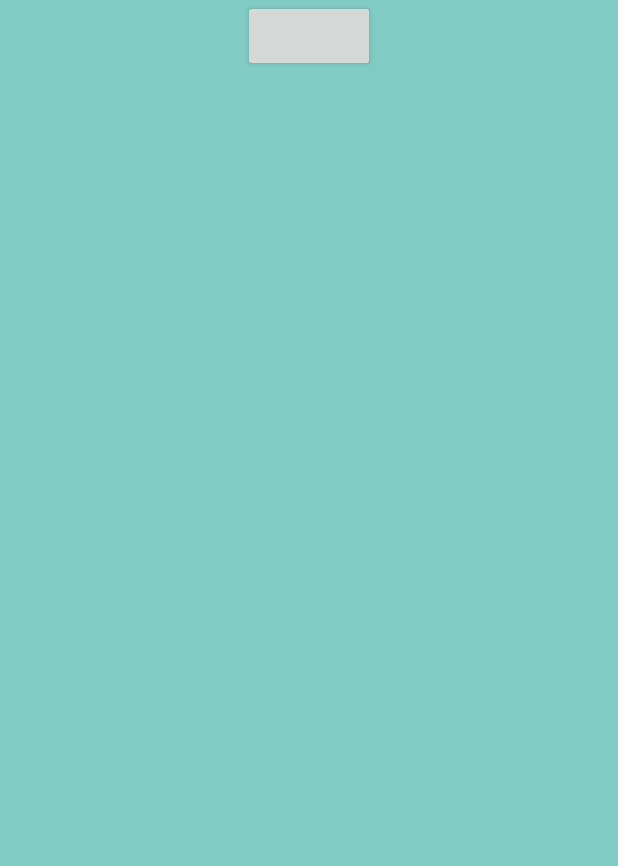
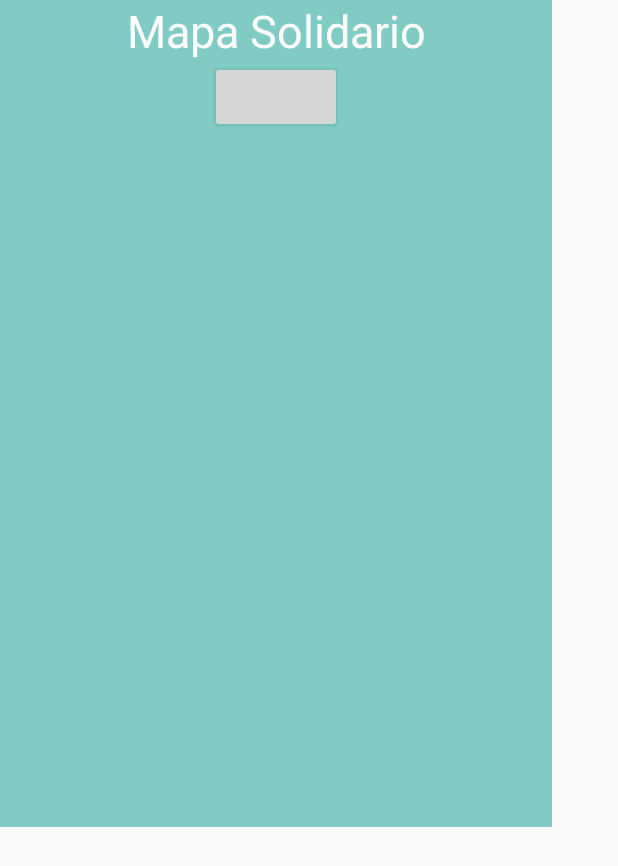
Before and after one commit to UTN-FRBA-Mobile/mapa-solidario, an Android app: the LoginActivity screen opened directly, with no data from a screen before it, on a phone screen of 412 x 824 dp. Shown: the top 866 px of the screen. Run offline under Robolectric (Android 15) with nearby library versions, the phone set to English and light mode, and no system bars; libraries missing offline, so code that uses them is left out: com.facebook, com.facebook.internal, com.facebook.login; plain views replace LoginButton; 6 statements that could not run were skipped.

Commit message:
Agrego titulo en pantalla de login / Borro boton +1

```diff
--- a/app/src/main/java/com/utn/mobile/mapasolidario/MapFragment.java
+++ b/app/src/main/java/com/utn/mobile/mapasolidario/MapFragment.java
@@ -70,10 +70,6 @@ public class MapFragment extends Fragment {
                              Bundle savedInstanceState) {
         // Inflate the layout for this fragment
         View view = inflater.inflate(R.layout.fragment_map, container, false);
-
-        //Find the +1 button
-        mPlusOneButton = (PlusOneButton) view.findViewById(R.id.plus_one_button);
-
         return view;
     }
 
--- a/app/src/main/res/layout/content_login.xml
+++ b/app/src/main/res/layout/content_login.xml
@@ -9,12 +9,22 @@
     tools:showIn="@layout/activity_login">
 
     <LinearLayout
-        android:layout_width="match_parent"
-        android:layout_height="match_parent"
+        android:layout_width="368dp"
+        android:layout_height="551dp"
+        android:background="@color/colorBrand"
         android:orientation="vertical"
         tools:layout_editor_absoluteX="8dp"
-        tools:layout_editor_absoluteY="8dp"
-        android:background="@color/colorBrand">
+        tools:layout_editor_absoluteY="8dp">
+
+        <TextView
+            android:layout_width="match_parent"
+            android:layout_height="wrap_content"
+            android:gravity="center"
+            android:textSize="30dp"
+            android:text="@string/title_login"
+            android:textColor="#FFF">
+
+        </TextView>
 
         <com.facebook.login.widget.LoginButton xmlns:facebook="http://schemas.android.com/apk/res-auto"
             android:id="@+id/login_button"
--- a/app/src/main/res/layout/fragment_map.xml
+++ b/app/src/main/res/layout/fragment_map.xml
@@ -4,10 +4,4 @@
     android:layout_height="match_parent"
     tools:context=".MapFragment">
 
-    <com.google.android.gms.plus.PlusOneButton xmlns:plus="http://schemas.android.com/apk/lib/com.google.android.gms.plus"
-        android:id="@+id/plus_one_button"
-        android:layout_width="wrap_content"
-        android:layout_height="wrap_content"
-        plus:annotation="inline"
-        plus:size="standard" />
 </FrameLayout>
--- a/app/src/main/res/values/strings.xml
+++ b/app/src/main/res/values/strings.xml
@@ -3,6 +3,8 @@
     <string name="title_map"></string>
     <string name="title_news"></string>
     <string name="title_user"></string>
+    <string name="title_login">Mapa Solidario</string>
+
 
     <!-- TODO: Remove or change this placeholder text -->
     <string name="map_fragment">Map fragment</string>
```
